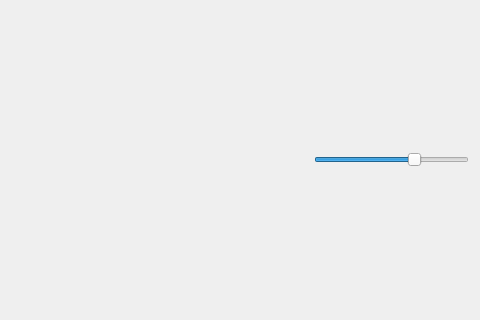
Above: mainwindow.ui from FrankMamuda/filemanager before the change; both pictures show x 160 to 640 and y 98 to 418 of the 640 by 520 pixel window. Below: the same form after it.
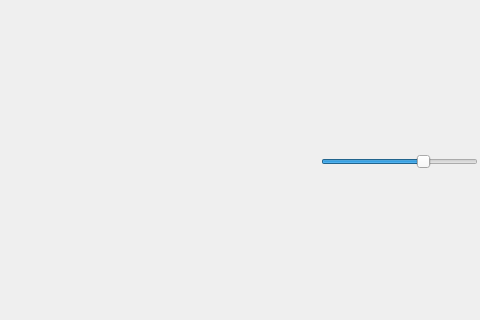
That is the form after the change. Custom widgets are drawn as their Qt base class.

What changed in the file:
```diff
--- a/mainwindow.ui
+++ b/mainwindow.ui
@@ -19,10 +19,16 @@
      <number>0</number>
     </property>
     <property name="leftMargin">
-     <number>0</number>
+     <number>2</number>
     </property>
     <property name="topMargin">
-     <number>6</number>
+     <number>2</number>
+    </property>
+    <property name="rightMargin">
+     <number>2</number>
+    </property>
+    <property name="bottomMargin">
+     <number>2</number>
     </property>
     <item>
      <layout class="QVBoxLayout" name="centralLayout"/>
```
Left out of the diff: 6 changed lines with no effect on the pictures.
